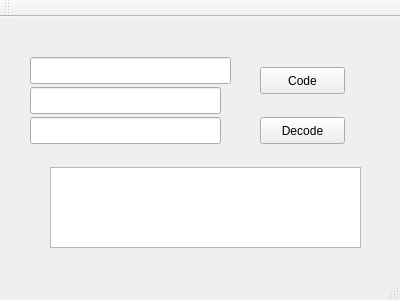
Above: vegenere/mainwindow.ui from Vinkiril/encryption before the change. Below: the same form after it.
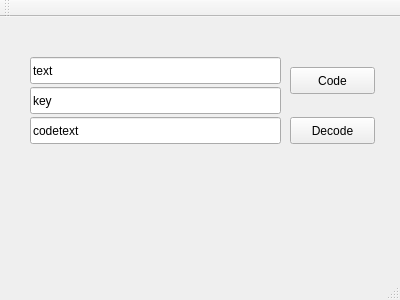
That is the form after the change.

Commit message: нормальный кодер прикрученный к QT

The edit to the form file:
```diff
--- a/vegenere/mainwindow.ui
+++ b/vegenere/mainwindow.ui
@@ -17,7 +17,7 @@
    <widget class="QPushButton" name="codeButton">
     <property name="geometry">
      <rect>
-      <x>260</x>
+      <x>290</x>
       <y>50</y>
       <width>85</width>
       <height>27</height>
@@ -30,7 +30,7 @@
    <widget class="QPushButton" name="decodeButton">
     <property name="geometry">
      <rect>
-      <x>260</x>
+      <x>290</x>
       <y>100</y>
       <width>85</width>
       <height>27</height>
@@ -45,39 +45,38 @@
      <rect>
       <x>30</x>
       <y>40</y>
-      <width>201</width>
+      <width>251</width>
       <height>27</height>
      </rect>
     </property>
+    <property name="text">
+     <string>text</string>
+    </property>
    </widget>
    <widget class="QLineEdit" name="keyEdit">
     <property name="geometry">
      <rect>
       <x>30</x>
       <y>70</y>
-      <width>191</width>
+      <width>251</width>
       <height>27</height>
      </rect>
     </property>
+    <property name="text">
+     <string>key</string>
+    </property>
    </widget>
    <widget class="QLineEdit" name="decodeEdit">
     <property name="geometry">
      <rect>
       <x>30</x>
       <y>100</y>
-      <width>191</width>
+      <width>251</width>
       <height>27</height>
      </rect>
     </property>
-   </widget>
-   <widget class="QTextEdit" name="textEdit">
-    <property name="geometry">
-     <rect>
-      <x>50</x>
-      <y>150</y>
-      <width>311</width>
-      <height>81</height>
-     </rect>
+    <property name="text">
+     <string>codetext</string>
     </property>
    </widget>
   </widget>
```
Left out of the diff: 4 changed lines with no effect on the pictures. The commit also changes 1 other file.
